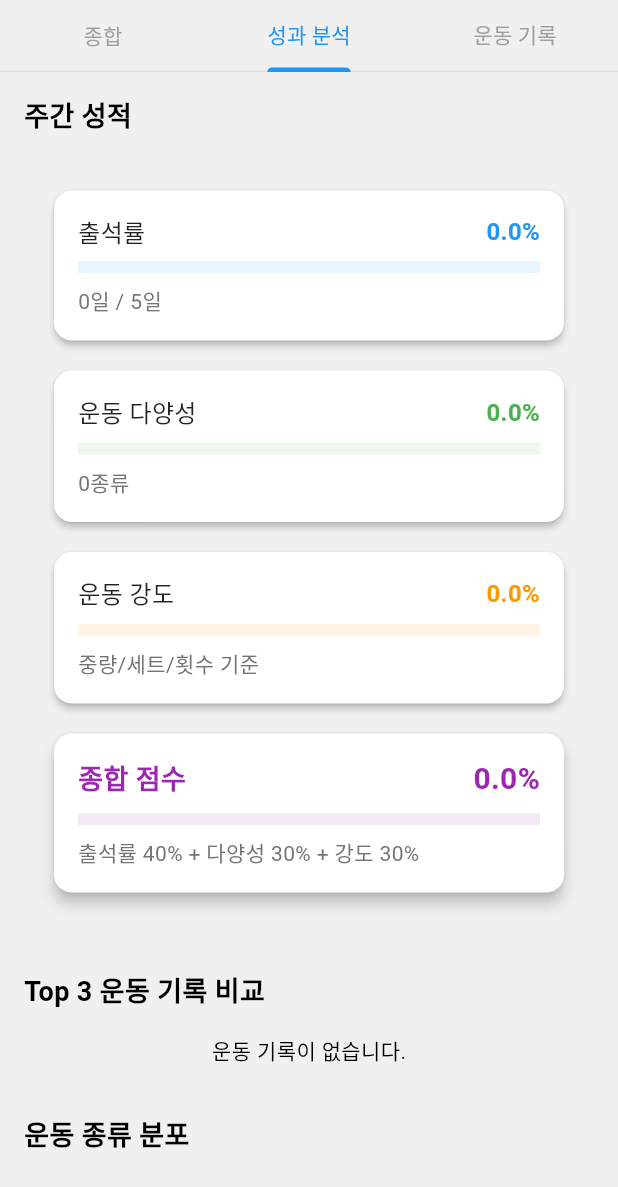
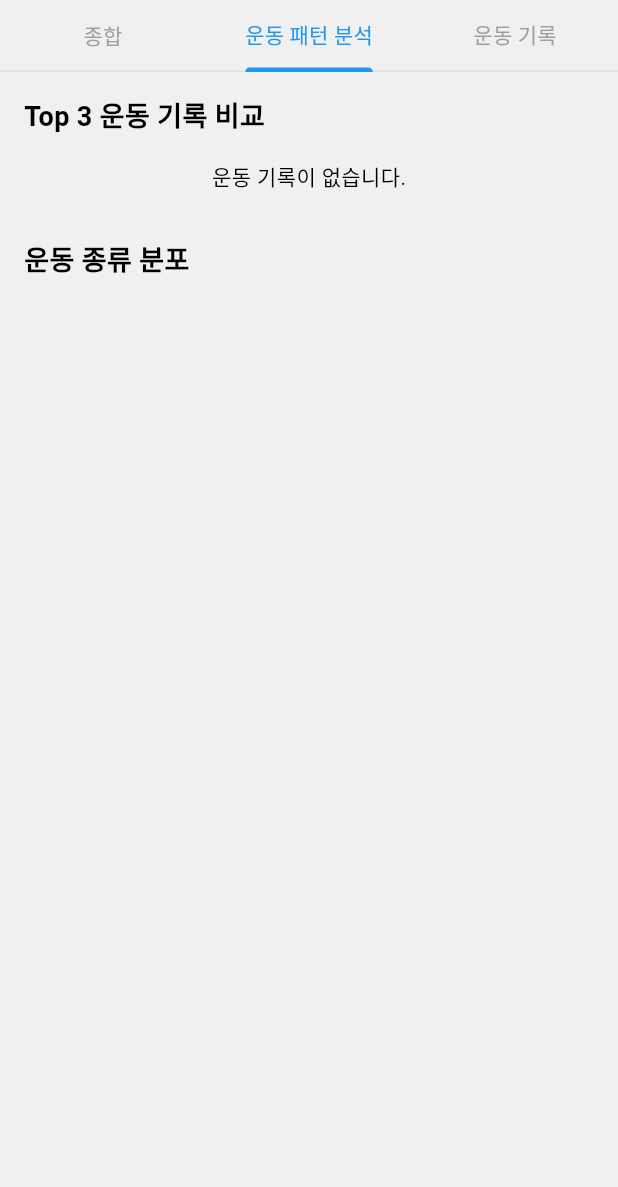
Before and after one commit to GN-AI-3/final_project_fe, a Flutter app: the ExerciseReportTab widget shown alone on an empty page, opened directly with empty values, tab 2 chosen, on a phone screen of 412 x 824 dp. Shown: the top 1187 px of the screen. Run offline on Flutter 3.47's test engine with Material 3 defaults, Android fonts, the phone set to English and light mode, and no system bars; drawn by our look-alikes of fl_chart; our stand-ins replace firebase_core, firebase_messaging, flutter_dotenv, flutter_local_notifications, shared_preferences, syncfusion_flutter_calendar; missing offline and left inert: syncfusion_localizations; accounts and stored records are empty.

Commit message:
Feat: 트레이닝 리포트 - 운동 (진짜_최종)

```diff
--- a/lib/trainer/screens/training_report_screen.dart
+++ b/lib/trainer/screens/training_report_screen.dart
@@ -664,7 +664,7 @@ class ExerciseReportTab extends StatefulWidget {
 class _ExerciseReportTabState extends State<ExerciseReportTab>
     with SingleTickerProviderStateMixin {
   late TabController _tabController;
-  final List<String> _tabs = ['종합', '성과 분석', '운동 기록'];
+  final List<String> _tabs = ['종합', '운동 패턴 분석', '운동 기록'];
   final MemberPersonalExerciseService _personalExerciseService =
       MemberPersonalExerciseService();
   final PtLogsService _ptLogsService = PtLogsService();
@@ -1161,13 +1161,6 @@ class _ExerciseReportTabState extends State<ExerciseReportTab>
         crossAxisAlignment: CrossAxisAlignment.start,
         children: [
           const Text(
-            '주간 성적',
-            style: TextStyle(fontSize: 18, fontWeight: FontWeight.bold),
-          ),
-          const SizedBox(height: 16),
-          _buildWeeklyTrendChart(),
-          const SizedBox(height: 32),
-          const Text(
             'Top 3 운동 기록 비교',
             style: TextStyle(fontSize: 18, fontWeight: FontWeight.bold),
           ),
@@ -1180,7 +1173,6 @@ class _ExerciseReportTabState extends State<ExerciseReportTab>
           ),
           const SizedBox(height: 32),
           _buildExerciseTypeDistribution(),
-          const SizedBox(height: 40),
         ],
       ),
     );
@@ -1423,116 +1415,6 @@ class _ExerciseReportTabState extends State<ExerciseReportTab>
     );
   }
 
-  Widget _buildWeeklyTrendChart() {
-    if (_weeklyData.isEmpty) {
-      return const Center(
-        child: Padding(
-          padding: EdgeInsets.all(16.0),
-          child: Text(
-            '아직 운동 기록이 없습니다.\n운동 기록을 추가하면 주간 추이를 확인할 수 있습니다.',
-            textAlign: TextAlign.center,
-            style: TextStyle(
-              fontSize: 16,
-              color: Colors.grey,
-            ),
-          ),
-        ),
-      );
-    }
-
-    final weekData = _weeklyData.first;
-    return Column(
-      children: [
-        Container(
-          padding: const EdgeInsets.all(16),
-          child: Column(
-            crossAxisAlignment: CrossAxisAlignment.start,
-            children: [
-              _buildScoreCard(
-                '출석률',
-                weekData['attendanceRate'] as double,
-                '${weekData['exerciseDays']}일 / 5일',
-                Colors.blue,
-              ),
-              const SizedBox(height: 12),
-              _buildScoreCard(
-                '운동 다양성',
-                weekData['diversityScore'] as double,
-                '${weekData['uniqueExercises']}종류',
-                Colors.green,
-              ),
-              const SizedBox(height: 12),
-              _buildScoreCard(
-                '운동 강도',
-                weekData['intensityScore'] as double,
-                '중량/세트/횟수 기준',
-                Colors.orange,
-              ),
-              const SizedBox(height: 12),
-              _buildScoreCard(
-                '종합 점수',
-                weekData['totalScore'] as double,
-                '출석률 40% + 다양성 30% + 강도 30%',
-                Colors.purple,
-                isTotal: true,
-              ),
-            ],
-          ),
-        ),
-      ],
-    );
-  }
-
-  Widget _buildScoreCard(String title, double score, String detail, Color color, {bool isTotal = false}) {
-    return Card(
-      elevation: isTotal ? 4 : 2,
-      child: Padding(
-        padding: const EdgeInsets.all(16),
-        child: Column(
-          crossAxisAlignment: CrossAxisAlignment.start,
-          children: [
-            Row(
-              mainAxisAlignment: MainAxisAlignment.spaceBetween,
-              children: [
-                Text(
-                  title,
-                  style: TextStyle(
-                    fontSize: isTotal ? 18 : 16,
-                    fontWeight: isTotal ? FontWeight.bold : FontWeight.w500,
-                    color: isTotal ? color : Colors.black87,
-                  ),
-                ),
-                Text(
-                  '${score.toStringAsFixed(1)}%',
-                  style: TextStyle(
-                    fontSize: isTotal ? 20 : 16,
-                    fontWeight: FontWeight.bold,
-                    color: color,
-                  ),
-                ),
-              ],
-            ),
-            const SizedBox(height: 8),
-            LinearProgressIndicator(
-              value: score / 100,
-              backgroundColor: color.withOpacity(0.1),
-              valueColor: AlwaysStoppedAnimation<Color>(color),
-              minHeight: 8,
-            ),
-            const SizedBox(height: 8),
-            Text(
-              detail,
-              style: TextStyle(
-                fontSize: 14,
-                color: Colors.grey[600],
-              ),
-            ),
-          ],
-        ),
-      ),
-    );
-  }
-
   Widget _buildExerciseComparisonChart() {
     if (_exerciseData.isEmpty) {
       return const Center(child: Text('운동 기록이 없습니다.'));
@@ -1893,64 +1775,6 @@ class _ExerciseReportTabState extends State<ExerciseReportTab>
       ),
     );
   }
-
-  // 주간 운동 데이터 계산
-  List<Map<String, dynamic>> get _weeklyData {
-    final now = DateTime.now();
-    final List<Map<String, dynamic>> data = [];
-
-    // 지난 주의 시작일과 종료일 계산
-    final lastWeekStart = now.subtract(const Duration(days: 7));
-    final lastWeekEnd = now.subtract(const Duration(days: 1));
-
-    // 해당 주의 운동 기록 수집
-    final weekRecords = _exerciseRecords.where((record) {
-      final recordDate = DateTime.parse(record.date);
-      return recordDate.isAfter(lastWeekStart) && recordDate.isBefore(lastWeekEnd);
-    }).toList();
-
-    // 출석률 계산 (목표 운동일 수 대비 실제 운동일 수)
-    const targetDays = 5; // 주 5일 운동을 목표로 설정
-    final actualDays = weekRecords.length;
-    final attendanceRate = (actualDays / targetDays) * 100;
-
-    // 운동 다양성 점수 계산
-    final uniqueExercises = weekRecords
-        .expand((record) => record.records)
-        .map((exercise) => exercise.exerciseName)
-        .toSet()
-        .length;
-    final diversityScore = (uniqueExercises / 5) * 100; // 5종류 이상 운동을 목표로 설정
-
-    // 운동 강도 점수 계산
-    double intensityScore = 0;
-    for (var record in weekRecords) {
-      for (var exercise in record.records) {
-        final weight = (exercise.recordData['weight'] as int? ?? 0).toDouble();
-        final sets = exercise.recordData['sets'] as int? ?? 0;
-        final reps = exercise.recordData['reps'] as int? ?? 0;
-
-        // 운동 강도 점수 = (중량 * 세트 * 횟수) / 100
-        intensityScore += (weight * sets * reps) / 100;
-      }
-    }
-    intensityScore = math.min(intensityScore, 100); // 최대 100점으로 제한
-
-    // 종합 점수 계산 (출석률 40%, 다양성 30%, 강도 30%)
-    final totalScore = (attendanceRate * 0.4) + (diversityScore * 0.3) + (intensityScore * 0.3);
-
-    data.add({
-      'week': '지난 주',
-      'attendanceRate': attendanceRate,
-      'diversityScore': diversityScore,
-      'intensityScore': intensityScore,
-      'totalScore': totalScore,
-      'exerciseDays': actualDays,
-      'uniqueExercises': uniqueExercises,
-    });
-
-    return data;
-  }
 }
 
 class DietReportTab extends StatefulWidget {
```
